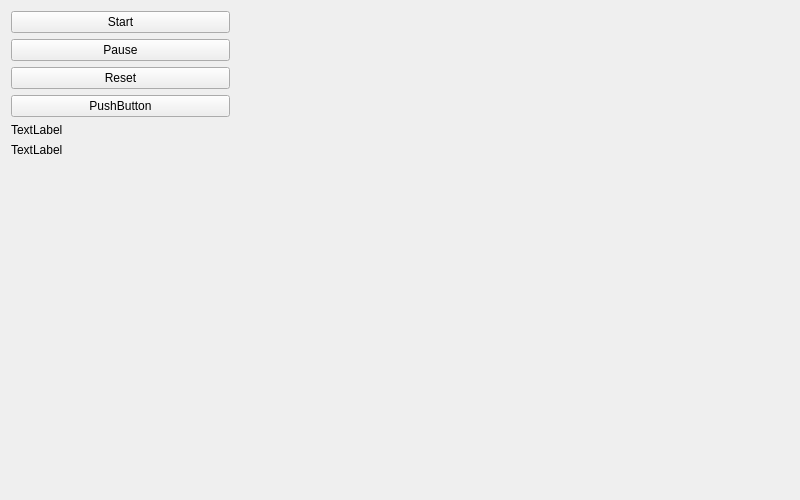
The window that src/ui/forms/mainwindow.ui (bjorked/game-of-life) describes before a commit, drawn with Qt 5.
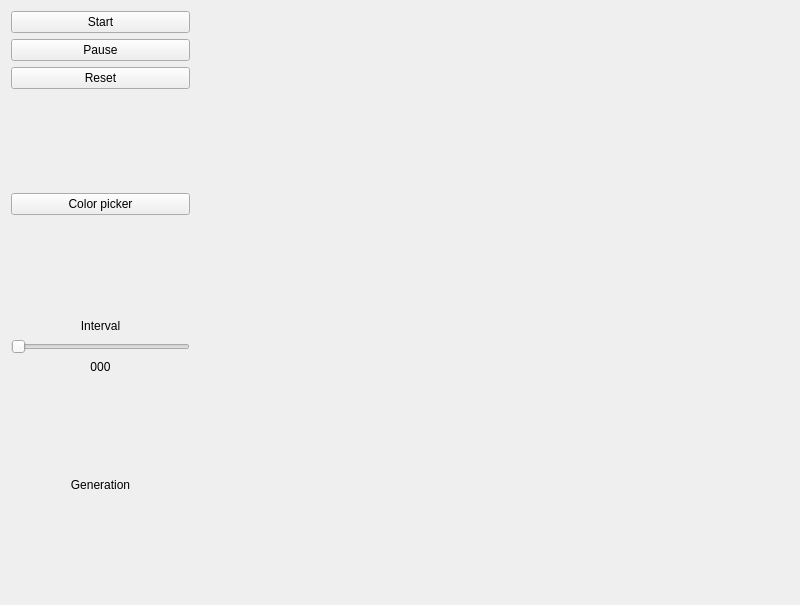
The same window after the commit.

Commit message: Created an interval slider.

Diff of the .ui file:
```diff
--- a/src/ui/forms/mainwindow.ui
+++ b/src/ui/forms/mainwindow.ui
@@ -7,7 +7,7 @@
     <x>0</x>
     <y>0</y>
     <width>800</width>
-    <height>500</height>
+    <height>605</height>
    </rect>
   </property>
   <property name="windowTitle">
@@ -17,10 +17,10 @@
    <widget class="QWidget" name="verticalLayoutWidget">
     <property name="geometry">
      <rect>
-      <x>240</x>
+      <x>200</x>
       <y>0</y>
-      <width>561</width>
-      <height>501</height>
+      <width>601</width>
+      <height>601</height>
      </rect>
     </property>
     <layout class="QVBoxLayout" name="gameLayout"/>
@@ -30,8 +30,8 @@
      <rect>
       <x>0</x>
       <y>0</y>
-      <width>241</width>
-      <height>501</height>
+      <width>201</width>
+      <height>601</height>
      </rect>
     </property>
     <layout class="QVBoxLayout" name="menuLayout">
@@ -56,24 +56,86 @@
        </property>
       </widget>
      </item>
+     <item>
+      <spacer name="verticalSpacer_3">
+       <property name="orientation">
+        <enum>Qt::Vertical</enum>
+       </property>
+       <property name="sizeHint" stdset="0">
+        <size>
+         <width>20</width>
+         <height>40</height>
+        </size>
+       </property>
+      </spacer>
+     </item>
      <item>
       <widget class="QPushButton" name="colorButton">
        <property name="text">
-        <string>PushButton</string>
+        <string>Color picker</string>
        </property>
       </widget>
      </item>
+     <item>
+      <spacer name="verticalSpacer_4">
+       <property name="orientation">
+        <enum>Qt::Vertical</enum>
+       </property>
+       <property name="sizeHint" stdset="0">
+        <size>
+         <width>20</width>
+         <height>40</height>
+        </size>
+       </property>
+      </spacer>
+     </item>
+     <item>
+      <widget class="QLabel" name="intervalSetLabel">
+       <property name="text">
+        <string>Interval</string>
+       </property>
+       <property name="alignment">
+        <set>Qt::AlignCenter</set>
+       </property>
+      </widget>
+     </item>
+     <item>
+      <widget class="QSlider" name="intervalSlider">
+       <property name="orientation">
+        <enum>Qt::Horizontal</enum>
+       </property>
+      </widget>
+     </item>
+     <item>
+      <widget class="QLabel" name="intervalLabel">
+       <property name="text">
+        <string>000</string>
+       </property>
+       <property name="alignment">
+        <set>Qt::AlignCenter</set>
+       </property>
+      </widget>
+     </item>
+     <item>
+      <spacer name="verticalSpacer_2">
+       <property name="orientation">
+        <enum>Qt::Vertical</enum>
+       </property>
+       <property name="sizeHint" stdset="0">
+        <size>
+         <width>20</width>
+         <height>40</height>
+        </size>
+       </property>
+      </spacer>
+     </item>
      <item>
       <widget class="QLabel" name="generationLabel">
        <property name="text">
-        <string>TextLabel</string>
+        <string>Generation</string>
        </property>
-      </widget>
-     </item>
-     <item>
-      <widget class="QLabel" name="gameoverLabel">
-       <property name="text">
-        <string>TextLabel</string>
+       <property name="alignment">
+        <set>Qt::AlignCenter</set>
        </property>
       </widget>
      </item>
```
The commit also changes 3 other files.
